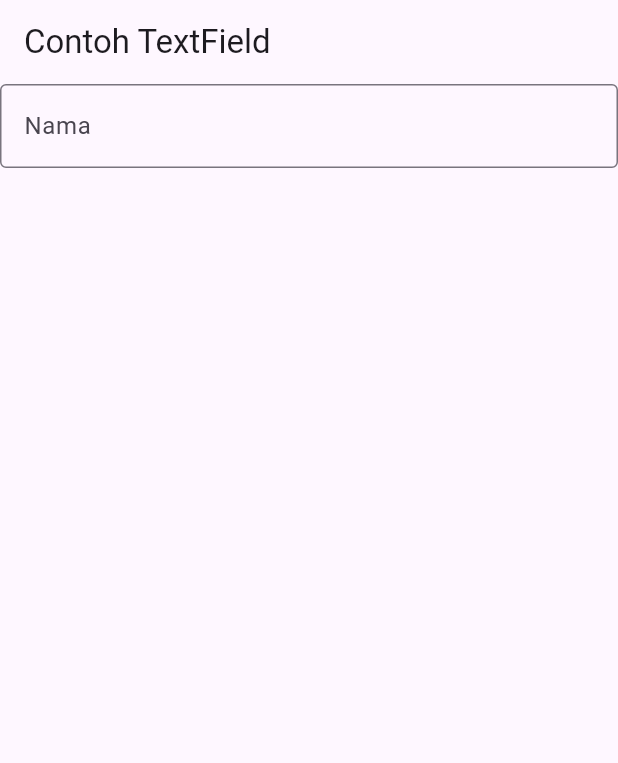
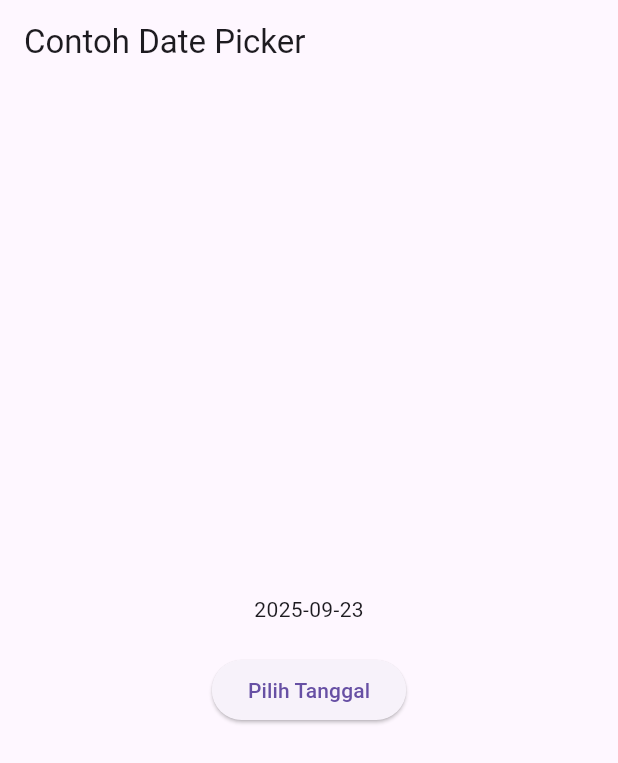
Before and after one commit to anyacallissta/PemrogramanMobile_2025_05, a Flutter app: the screen it shows after launch, on a phone screen of 412 x 824 dp. Shown: the top 763 px of the screen. Run offline on Flutter 3.47's test engine with Material 3 defaults, Android fonts, the phone set to English and light mode, and no system bars.

Commit message:
praktikum 5 - step 6 (date picker)

```diff
--- a/codelab05_dart/hello_world/lib/main.dart
+++ b/codelab05_dart/hello_world/lib/main.dart
@@ -1,86 +1,71 @@
+import 'dart:async';
 import 'package:flutter/material.dart';
 
-void main() {
-  runApp(const MyApp());
-}
-
-// // praktikum 5 langkah 4
-
-// class MyApp extends StatelessWidget {
-//   const MyApp({Key? key}) : super(key: key);
-
-//   @override
-//   Widget build(BuildContext context) {
-//     return const MaterialApp(
-//       home: Scaffold(
-//         body: Center(
-//           child: MyLayout(),
-//         ),
-//       ),
-//     );
-//   }
-// }
-
-// class MyLayout extends StatelessWidget {
-//   const MyLayout({Key? key}) : super(key: key);
-
-//   @override
-//   Widget build(BuildContext context) {
-//     return Padding(
-//       padding: const EdgeInsets.all(8.0),
-//       child: ElevatedButton(
-//         child: const Text('Show alert'),
-//         onPressed: () {
-//           showAlertDialog(context);
-//         },
-//       ),
-//     );
-//   }
-// }
-
-// showAlertDialog(BuildContext context) {
-//   // set up the button
-//   Widget okButton = TextButton(
-//     child: const Text("OK"),
-//     onPressed: () {
-//       Navigator.pop(context);
-//     },
-//   );
-
-//   // set up the AlertDialog
-//   AlertDialog alert = AlertDialog(
-//     title: const Text("My title"),
-//     content: const Text("This is my message."),
-//     actions: [
-//       okButton,
-//     ],
-//   );
-
-//   // show the dialog
-//   showDialog(
-//     context: context,
-//     builder: (BuildContext context) {
-//       return alert;
-//     },
-//   );
-// }
-
-// praktikum 5 langkah 5
+void main() => runApp(const MyApp());
 
 class MyApp extends StatelessWidget {
   const MyApp({Key? key}) : super(key: key);
 
   @override
   Widget build(BuildContext context) {
-    return MaterialApp(
-      home: Scaffold(
-        appBar: AppBar(title: const Text("Contoh TextField")),
-        body: const TextField(
-          obscureText: false,
-          decoration: InputDecoration(
-            border: OutlineInputBorder(),
-            labelText: 'Nama',
-          ),
+    return const MaterialApp(
+      title: 'Contoh Date Picker',
+      home: MyHomePage(title: 'Contoh Date Picker'),
+    );
+  }
+}
+
+class MyHomePage extends StatefulWidget {
+  const MyHomePage({Key? key, required this.title}) : super(key: key);
+
+  final String title;
+
+  @override
+  _MyHomePageState createState() => _MyHomePageState();
+}
+
+class _MyHomePageState extends State<MyHomePage> {
+  // Variable/State untuk mengambil tanggal
+  DateTime selectedDate = DateTime.now();
+
+  //  Initial SelectDate FLutter
+  Future<void> _selectDate(BuildContext context) async {
+    // Initial DateTime FIinal Picked
+    final DateTime? picked = await showDatePicker(
+        context: context,
+        initialDate: selectedDate,
+        firstDate: DateTime(2015, 8),
+        lastDate: DateTime(2101));
+    if (picked != null && picked != selectedDate) {
+      setState(() {
+        selectedDate = picked;
+      });
+    }
+  }
+
+  @override
+  Widget build(BuildContext context) {
+    return Scaffold(
+      appBar: AppBar(
+        title: Text(widget.title),
+      ),
+      body: Center(
+        child: Column(
+          mainAxisSize: MainAxisSize.min,
+          children: <Widget>[
+            Text("${selectedDate.toLocal()}".split(' ')[0]),
+            const SizedBox(
+              height: 20.0,
+            ),
+            ElevatedButton(
+              onPressed: () => {
+                _selectDate(context),
+                // ignore: avoid_print
+                print(selectedDate.day + selectedDate.month + selectedDate.year)
+              },
+              child: const Text('Pilih Tanggal'),
+            ),
+          ],
         ),
       ),
     );
```
